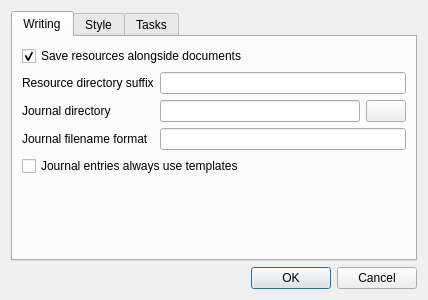
Old version of the form src/settingsdialog.ui in the repository ec1oud/nettebook.
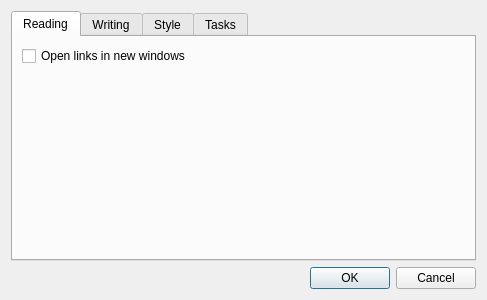
New version of the form. Icons and pictures are not drawn. Custom widgets are drawn as their Qt base class.

Commit message: SDI: open links in new windows

The edit to the form file:
```diff
--- a/src/settingsdialog.ui
+++ b/src/settingsdialog.ui
@@ -6,7 +6,7 @@
    <rect>
     <x>0</x>
     <y>0</y>
-    <width>421</width>
+    <width>487</width>
     <height>300</height>
    </rect>
   </property>
@@ -23,6 +23,33 @@
      <property name="currentIndex">
       <number>0</number>
      </property>
+     <widget class="QWidget" name="readingTab">
+      <attribute name="title">
+       <string>Reading</string>
+      </attribute>
+      <layout class="QVBoxLayout" name="verticalLayout_3">
+       <item>
+        <widget class="QCheckBox" name="openLinksInNewWindowsCB">
+         <property name="text">
+          <string>Open links in new windows</string>
+         </property>
+        </widget>
+       </item>
+       <item>
+        <spacer name="verticalSpacer_2">
+         <property name="orientation">
+          <enum>Qt::Vertical</enum>
+         </property>
+         <property name="sizeHint" stdset="0">
+          <size>
+           <width>20</width>
+           <height>40</height>
+          </size>
+         </property>
+        </spacer>
+       </item>
+      </layout>
+     </widget>
      <widget class="QWidget" name="writingTab">
       <attribute name="title">
        <string>Writing</string>
```
The commit also changes 7 other files.
